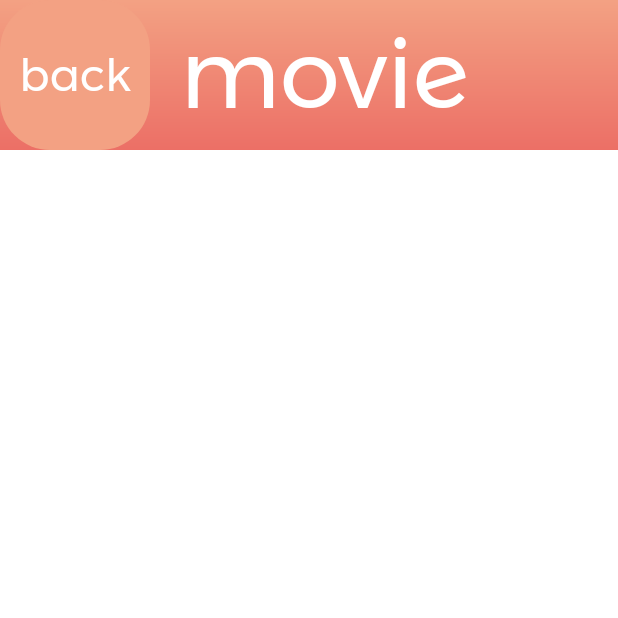
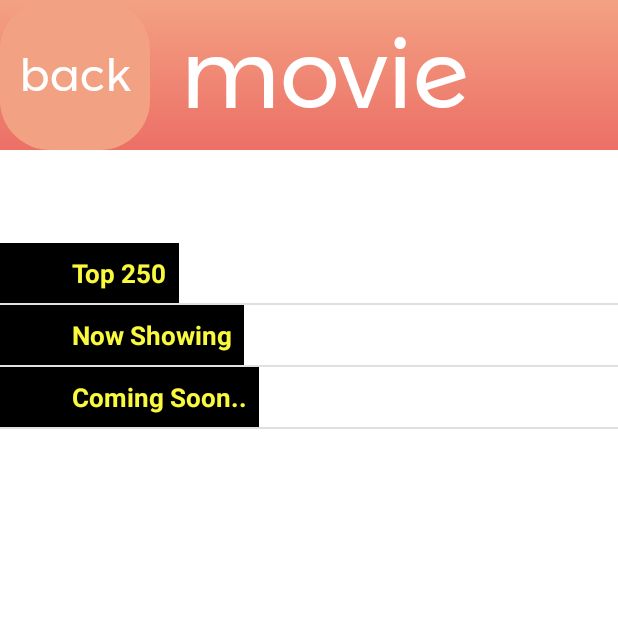
Before and after one commit to dumbeldore2/Movies_Master_Jeff, an Android app: the MainActivity4 screen opened directly, with no data from a screen before it, on a phone screen of 412 x 824 dp, the top half of it. Run offline under Robolectric (Android 15) with nearby library versions, the phone set to English and light mode, and no system bars.

```diff
--- a/app/src/main/AndroidManifest.xml
+++ b/app/src/main/AndroidManifest.xml
@@ -13,7 +13,7 @@
         android:roundIcon="@mipmap/ic_launcher_round"
         android:supportsRtl="true"
         android:theme="@style/Theme.Movies_Master_Jeff">
-        <activity android:name=".MainActivity4_lijst"></activity>
+        <activity android:name=".MainActivity4_lijst" />
         <activity android:name=".MainActivity4" />
         <activity android:name=".MainActivity3" />
         <activity android:name=".MainActivity2" />
--- a/app/src/main/java/com/example/movies_master_jeff/MainActivity3.java
+++ b/app/src/main/java/com/example/movies_master_jeff/MainActivity3.java
@@ -27,6 +27,7 @@ import android.view.WindowManager;
 import android.view.animation.Animation;
 import android.widget.EditText;
 import android.widget.ImageView;
+import android.widget.ListView;
 import android.widget.TextView;
 import android.widget.Toast;
 
--- a/app/src/main/java/com/example/movies_master_jeff/MainActivity4.java
+++ b/app/src/main/java/com/example/movies_master_jeff/MainActivity4.java
@@ -3,12 +3,82 @@ package com.example.movies_master_jeff;
 import androidx.appcompat.app.AppCompatActivity;
 
 import android.os.Bundle;
+import android.view.WindowManager;
+import android.widget.ExpandableListView;
+
+import java.util.ArrayList;
+import java.util.HashMap;
+import java.util.List;
 
 public class MainActivity4 extends AppCompatActivity {
+
+    MainActivity4_lijst listAdapter;
+    ExpandableListView expListView;
+    List<String> listDataHeader;
+    HashMap<String, List<String>> listDataChild;
 
     @Override
     protected void onCreate(Bundle savedInstanceState) {
         super.onCreate(savedInstanceState);
         setContentView(R.layout.activity_main4);
+        getWindow().setFlags(
+                WindowManager.LayoutParams.FLAG_LAYOUT_NO_LIMITS,
+                WindowManager.LayoutParams.FLAG_LAYOUT_NO_LIMITS
+        );
+        getWindow().setNavigationBarColor(getResources().getColor(R.color.color1));
+        getWindow().setStatusBarColor(getResources().getColor(R.color.color2));
+
+        // get the listview
+        expListView = (ExpandableListView) findViewById(R.id.expanded_list_view);
+
+        // preparing list data
+        prepareListData();
+
+        listAdapter = new MainActivity4_lijst(this, listDataHeader, listDataChild);
+
+        // setting list adapter
+        expListView.setAdapter(listAdapter);
+    }
+
+    /*
+     * Preparing the list data
+     */
+    private void prepareListData() {
+        listDataHeader = new ArrayList<String>();
+        listDataChild = new HashMap<String, List<String>>();
+
+        // Adding child data
+        listDataHeader.add("Top 250");
+        listDataHeader.add("Now Showing");
+        listDataHeader.add("Coming Soon..");
+
+        // Adding child data
+        List<String> top250 = new ArrayList<String>();
+        top250.add("The Shawshank Redemption");
+        top250.add("The Godfather");
+        top250.add("The Godfather: Part II");
+        top250.add("Pulp Fiction");
+        top250.add("The Good, the Bad and the Ugly");
+        top250.add("The Dark Knight");
+        top250.add("12 Angry Men");
+
+        List<String> nowShowing = new ArrayList<String>();
+        nowShowing.add("The Conjuring");
+        nowShowing.add("Despicable Me 2");
+        nowShowing.add("Turbo");
+        nowShowing.add("Grown Ups 2");
+        nowShowing.add("Red 2");
+        nowShowing.add("The Wolverine");
+
+        List<String> comingSoon = new ArrayList<String>();
+        comingSoon.add("2 Guns");
+        comingSoon.add("The Smurfs 2");
+        comingSoon.add("The Spectacular Now");
+        comingSoon.add("The Canyons");
+        comingSoon.add("Europa Report");
+
+        listDataChild.put(listDataHeader.get(0), top250); // Header, Child data
+        listDataChild.put(listDataHeader.get(1), nowShowing);
+        listDataChild.put(listDataHeader.get(2), comingSoon);
     }
 }
--- a/app/src/main/java/com/example/movies_master_jeff/MainActivity4_lijst.java
+++ b/app/src/main/java/com/example/movies_master_jeff/MainActivity4_lijst.java
@@ -2,13 +2,109 @@ package com.example.movies_master_jeff;
 
 import androidx.appcompat.app.AppCompatActivity;
 
+import android.content.Context;
+import android.graphics.Typeface;
 import android.os.Bundle;
+import android.view.LayoutInflater;
+import android.view.View;
+import android.view.ViewGroup;
+import android.widget.BaseExpandableListAdapter;
+import android.widget.TextView;
 
-public class MainActivity4_lijst extends AppCompatActivity {
+import java.util.HashMap;
+import java.util.List;
+
+public class MainActivity4_lijst extends BaseExpandableListAdapter {
+
+    private Context _context;
+    private List<String> _listDataHeader; // header titles
+    // child data in format of header title, child title
+    private HashMap<String, List<String>> _listDataChild;
+
+    public MainActivity4_lijst(Context context, List<String> listDataHeader,
+                                 HashMap<String, List<String>> listChildData) {
+        this._context = context;
+        this._listDataHeader = listDataHeader;
+        this._listDataChild = listChildData;
+    }
 
     @Override
-    protected void onCreate(Bundle savedInstanceState) {
-        super.onCreate(savedInstanceState);
-        setContentView(R.layout.activity_main_activity4_lijst);
+    public int getGroupCount() {
+        return this._listDataHeader.size();
+    }
+
+
+    @Override
+    public int getChildrenCount(int groupPosition) {
+        return this._listDataChild.get(this._listDataHeader.get(groupPosition))
+                .size();
+    }
+
+    @Override
+    public Object getGroup(int groupPosition) {
+        return this._listDataHeader.get(groupPosition);
+    }
+
+    @Override
+    public Object getChild(int groupPosition, int childPosititon) {
+        return this._listDataChild.get(this._listDataHeader.get(groupPosition))
+                .get(childPosititon);
+    }
+
+    @Override
+    public long getGroupId(int groupPosition) {
+        return groupPosition;
+    }
+
+    @Override
+    public long getChildId(int groupPosition, int childPosition) {
+        return childPosition;
+    }
+
+    @Override
+    public boolean hasStableIds() {
+        return false;
+    }
+
+    @Override
+    public View getGroupView(int groupPosition, boolean isExpanded,
+                             View convertView, ViewGroup parent) {
+        String headerTitle = (String) getGroup(groupPosition);
+        if (convertView == null) {
+            LayoutInflater infalInflater = (LayoutInflater) this._context
+                    .getSystemService(Context.LAYOUT_INFLATER_SERVICE);
+            convertView = infalInflater.inflate(R.layout.activity_main_activity4_lijst_head, null);
+        }
+
+        TextView lblListHeader = (TextView) convertView
+                .findViewById(R.id.lblListHeader);
+        lblListHeader.setTypeface(null, Typeface.BOLD);
+        lblListHeader.setText(headerTitle);
+
+        return convertView;
+    }
+
+    @Override
+    public View getChildView(int groupPosition, final int childPosition,
+                             boolean isLastChild, View convertView, ViewGroup parent) {
+
+        final String childText = (String) getChild(groupPosition, childPosition);
+
+        if (convertView == null) {
+            LayoutInflater infalInflater = (LayoutInflater) this._context
+                    .getSystemService(Context.LAYOUT_INFLATER_SERVICE);
+            convertView = infalInflater.inflate(R.layout.activity_main_activity4_lijst, null);
+        }
+
+        TextView txtListChild = (TextView) convertView
+                .findViewById(R.id.lblListItem);
+
+        txtListChild.setText(childText);
+        return convertView;
+    }
+
+    @Override
+    public boolean isChildSelectable(int groupPosition, int childPosition) {
+        return true;
     }
 }
--- a/app/src/main/res/layout/activity_main4.xml
+++ b/app/src/main/res/layout/activity_main4.xml
@@ -54,7 +54,7 @@
         app:layout_constraintTop_toBottomOf="@id/linear">
 
         <ExpandableListView
-            android:id="@+id/list_view_1"
+            android:id="@+id/expanded_list_view"
             android:layout_width="match_parent"
             android:layout_height="match_parent"
             android:layout_weight="1"/>
--- /dev/null
+++ b/app/src/main/res/layout/activity_main_activity4_lijst_head.xml
@@ -0,0 +1,19 @@
+<?xml version="1.0" encoding="utf-8"?>
+<LinearLayout xmlns:android="http://schemas.android.com/apk/res/android"
+    android:layout_width="fill_parent"
+    android:layout_height="wrap_content"
+    android:orientation="vertical"
+    android:padding="8dp"
+    android:background="#000000">
+
+
+    <TextView
+        android:id="@+id/lblListHeader"
+        android:layout_width="fill_parent"
+        android:layout_height="wrap_content"
+        android:paddingLeft="?android:attr/expandableListPreferredItemPaddingLeft"
+        android:textSize="17dp"
+        android:textColor="#f9f93d"
+        android:text="lol"/>
+
+</LinearLayout>
```
Also changed, not shown: app/src/main/java/com/example/movies_master_jeff/MainActivity2.java (+14 -0 lines), app/src/main/java/com/example/movies_master_jeff/MainActivity2_lijst.java (+0 -10 lines), app/src/main/res/layout/activity_main_activity4_lijst.xml (+13 -12 lines).
